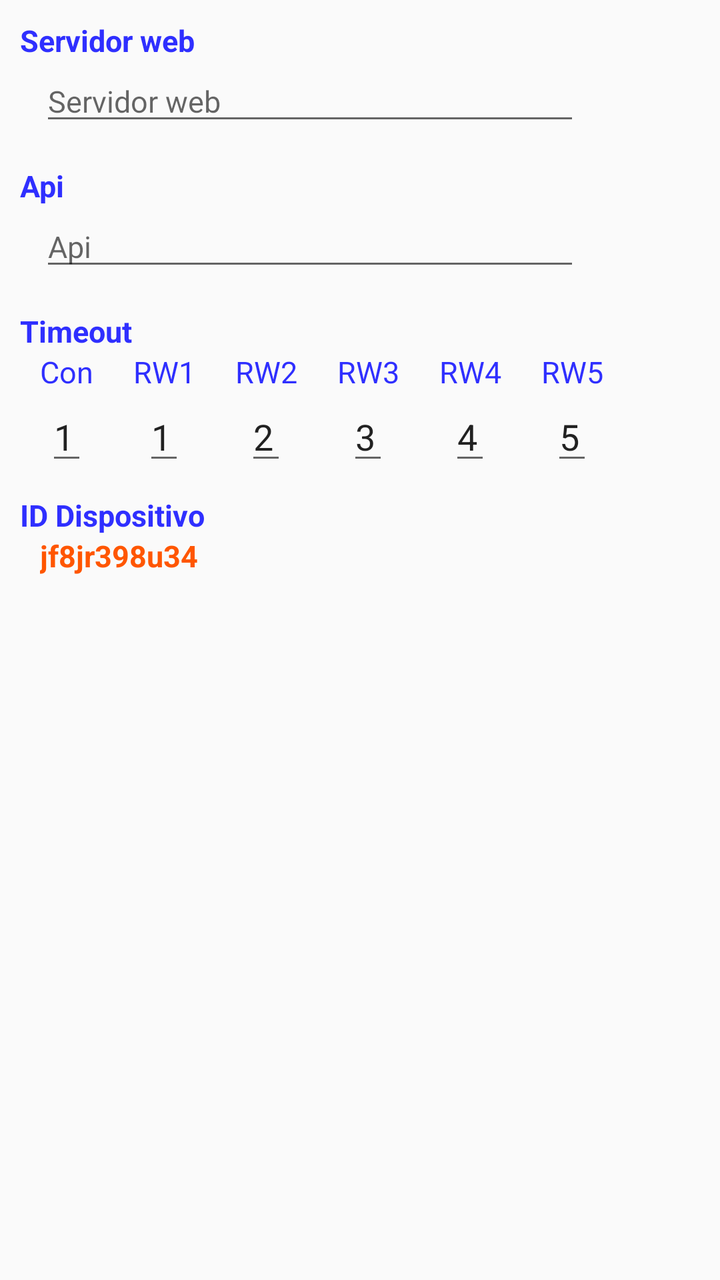
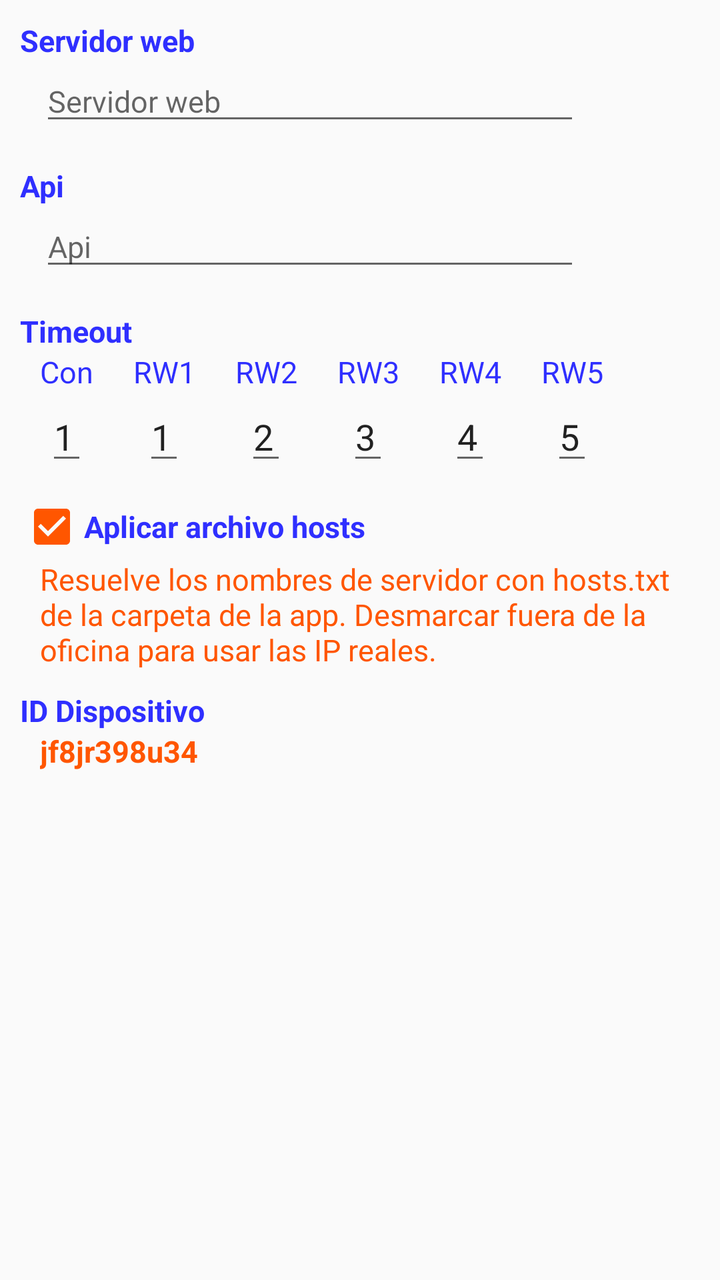

Two renders of the same Android screen: before a commit and after it. Below are the layout's source before the change and the commit's diff.
<!-- AndroidManifest.xml: application theme AppTheme -->
<!-- res/layout/fragment_config_ws.xml -->
<?xml version="1.0" encoding="utf-8"?>
<ScrollView xmlns:android="http://schemas.android.com/apk/res/android"
    xmlns:tools="http://schemas.android.com/tools"
    android:layout_width="match_parent"
    android:layout_height="match_parent">

    <LinearLayout
        android:layout_width="match_parent"
        android:layout_height="wrap_content"
        android:layout_marginLeft="10dp"
        android:orientation="vertical"
        >

        <TextView
            android:layout_width="wrap_content"
            android:layout_height="wrap_content"
            android:text="@string/config_strServidorWeb"
            android:textColor="@color/textoAzul"
            android:textSize="@dimen/text_titulo"
            android:layout_marginTop="10dp"
            android:textStyle="bold" />

        <EditText
            android:id="@+id/etURL"
            android:layout_width="match_parent"
            android:layout_height="wrap_content"
            android:layout_marginBottom="5dp"
            android:layout_marginLeft="10dp"
            android:layout_marginRight="70dp"
            android:inputType="textUri"
            android:textColor="@color/colorAccent"
            android:hint="@string/config_strServidorWeb"
            android:textSize="@dimen/text_titulo"/>



        <TextView
            android:layout_width="wrap_content"
            android:layout_height="wrap_content"
            android:layout_marginTop="10dp"
            android:text="@string/config_strAPI"
            android:textColor="@color/textoAzul"
            android:textSize="@dimen/text_titulo"
            android:textStyle="bold" />

        <EditText
            android:id="@+id/etApi"
            android:layout_width="match_parent"
            android:layout_height="wrap_content"
            android:layout_marginLeft="10dp"
            android:layout_marginRight="70dp"
            android:layout_marginBottom="5dp"
            android:ems="10"
            android:hint="@string/config_strAPI"
            android:inputType="text"
            android:textColor="@color/colorAccent"
            android:textSize="@dimen/text_titulo"/>


        <TextView
            android:layout_width="wrap_content"
            android:layout_height="wrap_content"
            android:layout_marginTop="10dp"
            android:text="@string/config_strTimeout"
            android:textColor="@color/textoAzul"
            android:textSize="@dimen/text_titulo"
            android:textStyle="bold" />
            />

        <LinearLayout
            android:layout_width="match_parent"
            android:layout_height="wrap_content"
            android:orientation="horizontal">

            <LinearLayout
                android:layout_width="wrap_content"
                android:layout_height="wrap_content"
                android:orientation="vertical"
                android:paddingHorizontal="5dp"
                android:layout_marginHorizontal="5dp">

                <TextView
                    android:layout_width="wrap_content"
                    android:layout_height="wrap_content"
                    android:textColor="@color/textoAzul"
                    android:textSize="@dimen/text_titulo"
                    android:text="Con"
                    />

                <EditText
                    android:id="@+id/etConTO"
                    android:layout_width="wrap_content"
                    android:layout_height="wrap_content"
                    android:layout_gravity="center_horizontal"
                    android:text="1"/>

            </LinearLayout>

            <LinearLayout
                android:layout_width="wrap_content"
                android:layout_height="wrap_content"
                android:orientation="vertical"
                android:paddingHorizontal="5dp"
                android:layout_marginHorizontal="5dp">

                <TextView
                    android:layout_width="wrap_content"
                    android:layout_height="wrap_content"
                    android:textColor="@color/textoAzul"
                    android:textSize="@dimen/text_titulo"
                    android:text="RW1"
                    />

                <EditText
                    android:id="@+id/etRW1"
                    android:layout_width="wrap_content"
                    android:layout_height="wrap_content"
                    android:layout_gravity="center_horizontal"
                    android:text="1"/>

            </LinearLayout>

            <LinearLayout
                android:layout_width="wrap_content"
                android:layout_height="wrap_content"
                android:orientation="vertical"
                android:paddingHorizontal="5dp"
                android:layout_marginHorizontal="5dp">
                >

                <TextView
                    android:layout_width="wrap_content"
                    android:layout_height="wrap_content"
                    android:textColor="@color/textoAzul"
                    android:textSize="@dimen/text_titulo"
                    android:text="RW2"
                    />

                <EditText
                    android:id="@+id/etRW2"
                    android:layout_width="wrap_content"
                    android:layout_height="wrap_content"
                    android:layout_gravity="center_horizontal"
                    android:text="2"/>

            </LinearLayout>

            <LinearLayout
                android:layout_width="wrap_content"
                android:layout_height="wrap_content"
                android:orientation="vertical"
                android:paddingHorizontal="5dp"
                android:layout_marginHorizontal="5dp">
                >

                <TextView
                    android:layout_width="wrap_content"
                    android:layout_height="wrap_content"
                    android:textColor="@color/textoAzul"
                    android:textSize="@dimen/text_titulo"
                    android:text="RW3"
                    />

                <EditText
                    android:id="@+id/etRW3"
                    android:layout_width="wrap_content"
                    android:layout_height="wrap_content"
                    android:layout_gravity="center_horizontal"
                    android:text="3"/>

            </LinearLayout>

            <LinearLayout
                android:layout_width="wrap_content"
                android:layout_height="wrap_content"
                android:orientation="vertical"
                android:paddingHorizontal="5dp"
                android:layout_marginHorizontal="5dp">
                >

                <TextView
                    android:layout_width="wrap_content"
                    android:layout_height="wrap_content"
                    android:textColor="@color/textoAzul"
                    android:textSize="@dimen/text_titulo"
                    android:text="RW4"
                    />

                <EditText
                    android:id="@+id/etRW4"
                    android:layout_width="wrap_content"
                    android:layout_height="wrap_content"
                    android:layout_gravity="center_horizontal"
                    android:text="4"/>

            </LinearLayout>

            <LinearLayout
                android:layout_width="wrap_content"
                android:layout_height="wrap_content"
                android:orientation="vertical"
                android:paddingHorizontal="5dp"
                android:layout_marginHorizontal="5dp">
                >

                <TextView
                    android:layout_width="wrap_content"
                    android:layout_height="wrap_content"
                    android:textColor="@color/textoAzul"
                    android:textSize="@dimen/text_titulo"
                    android:text="RW5"
                    />

                <EditText
                    android:id="@+id/etRW5"
                    android:layout_width="wrap_content"
                    android:layout_height="wrap_content"
                    android:layout_gravity="center_horizontal"
                    android:text="5"/>

            </LinearLayout>


        </LinearLayout>

        <TextView
            android:layout_width="wrap_content"
            android:layout_height="wrap_content"
            android:layout_marginTop="10dp"
            android:text="ID Dispositivo"
            android:textColor="@color/textoAzul"
            android:textSize="@dimen/text_titulo"
            android:textStyle="bold" />

        <TextView
            android:id="@+id/tvUUID"
            android:layout_width="wrap_content"
            android:layout_height="wrap_content"
            android:textColor="@color/colorAccent"
            android:text="jf8jr398u34"
            android:textStyle="bold"
            android:textSize="@dimen/text_titulo"
            android:layout_marginLeft="10dp"
            android:inputType="text" />



    </LinearLayout>


</ScrollView>
<!-- resources referenced by this layout -->
<resources>
  <color name="colorAccent">#ff5600</color>
  <color name="textoAzul">#2f2fff</color>
  <dimen name="text_titulo">15sp</dimen>
  <string name="config_strAPI">Api</string>
  <string name="config_strServidorWeb">Servidor web</string>
  <string name="config_strTimeout">Timeout</string>
  <style name="AppTheme" parent="Theme.AppCompat.Light.DarkActionBar">
          
          <item name="colorPrimary">@color/colorPrimary</item>
          <item name="colorPrimaryDark">@color/colorPrimaryDark</item>
          <item name="colorAccent">@color/colorAccent</item>
      </style>
  <color name="colorPrimary">#3F51B5</color>
  <color name="colorPrimaryDark">#303F9F</color>
</resources>

<!-- the commit's change to res/layout/fragment_config_ws.xml (unified diff, before → after) -->
@@ -65,7 +65,6 @@
             android:textColor="@color/textoAzul"
             android:textSize="@dimen/text_titulo"
             android:textStyle="bold" />
-            />
 
         <LinearLayout
             android:layout_width="match_parent"
@@ -222,6 +221,26 @@
 
 
         </LinearLayout>
+
+        <CheckBox
+            android:id="@+id/cbUsarHosts"
+            android:layout_width="wrap_content"
+            android:layout_height="wrap_content"
+            android:layout_marginTop="10dp"
+            android:checked="true"
+            android:text="@string/config_strUsarHosts"
+            android:textColor="@color/textoAzul"
+            android:textSize="@dimen/text_titulo"
+            android:textStyle="bold" />
+
+        <TextView
+            android:layout_width="match_parent"
+            android:layout_height="wrap_content"
+            android:layout_marginLeft="10dp"
+            android:layout_marginRight="10dp"
+            android:text="@string/config_strUsarHostsAyuda"
+            android:textColor="@color/colorAccent"
+            android:textSize="@dimen/text_titulo" />
 
         <TextView
             android:layout_width="wrap_content"
<!-- resource entries referenced after the edit -->
@@ -6,6 +6,8 @@
   <string name="config_strAPI">Api</string>
   <string name="config_strServidorWeb">Servidor web</string>
   <string name="config_strTimeout">Timeout</string>
+  <string name="config_strUsarHosts">Aplicar archivo hosts</string>
+  <string name="config_strUsarHostsAyuda">Resuelve los nombres de servidor con hosts.txt de la carpeta de la app. Desmarcar fuera de la oficina para usar las IP reales.</string>
   <style name="AppTheme" parent="Theme.AppCompat.Light.DarkActionBar">
           
           <item name="colorPrimary">@color/colorPrimary</item>
